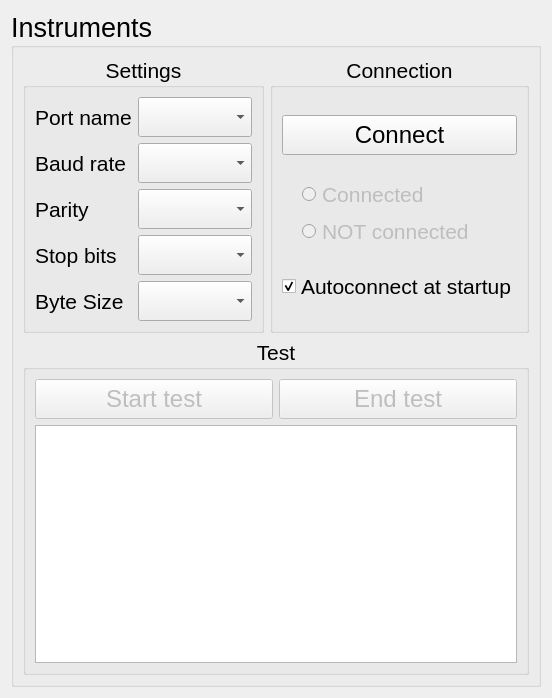
The window that upwind/src/UWPlugins/NMEASerialPortReader/settingsui.ui (UpWind/devel) describes before a commit, drawn with Qt 5.
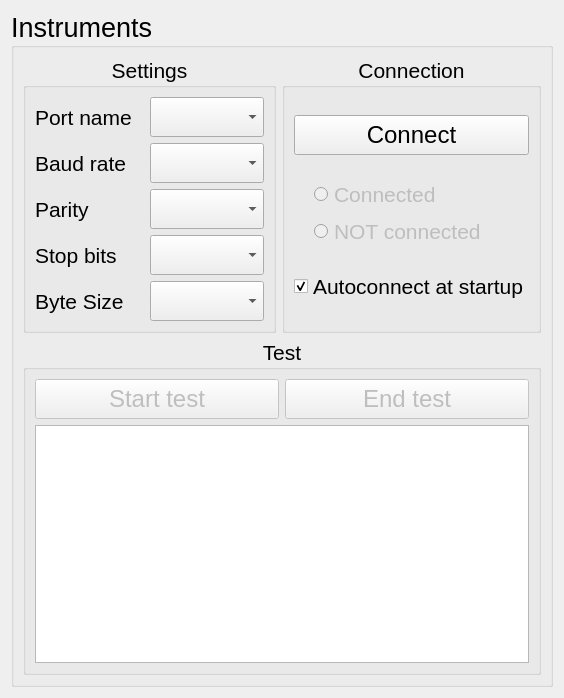
The same window after the commit.

Commit message: Updated the serial cable reading. NMEA sentence scrolling now is automatically put to the bottom to make the reading of new sentences easier.

What changed in the file:
```diff
--- a/upwind/src/UWPlugins/NMEASerialPortReader/settingsui.ui
+++ b/upwind/src/UWPlugins/NMEASerialPortReader/settingsui.ui
@@ -6,7 +6,7 @@
    <rect>
     <x>0</x>
     <y>0</y>
-    <width>535</width>
+    <width>564</width>
     <height>698</height>
    </rect>
   </property>
@@ -396,6 +396,9 @@
              <pointsize>12</pointsize>
             </font>
            </property>
+           <property name="verticalScrollBarPolicy">
+            <enum>Qt::ScrollBarAsNeeded</enum>
+           </property>
           </widget>
          </item>
         </layout>
```
The commit also changes 2 other files.
